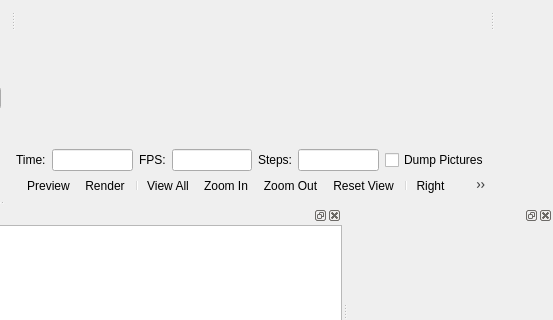
The window that src/gui/MainWindow.ui (openscad/openscad) describes before a commit, drawn with Qt 5; both pictures show x 565 to 1118 and y 197 to 517 of the 1118 by 636 pixel window.
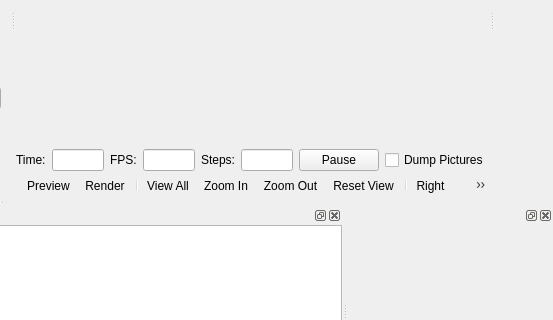
The same window after the commit. Icons and pictures are not drawn. Custom widgets are drawn as their Qt base class.

Commit message: pause button (minimum implementation)

What changed in the file:
```diff
--- a/src/gui/MainWindow.ui
+++ b/src/gui/MainWindow.ui
@@ -222,6 +222,13 @@
           <item>
            <widget class="QLineEdit" name="e_fsteps"/>
           </item>
+          <item>
+           <widget class="QPushButton" name="pauseButton">
+            <property name="text">
+             <string>Pause</string>
+            </property>
+           </widget>
+          </item>
           <item>
            <widget class="QCheckBox" name="e_dump">
             <property name="text">
```
The commit also changes 2 other files.
